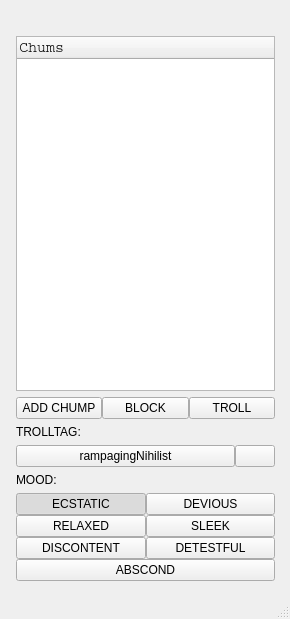
Before: the Qt Designer form themes/trollian2.5/ui/Main.ui in henry232323/Pesterchum, drawn with Qt 5.
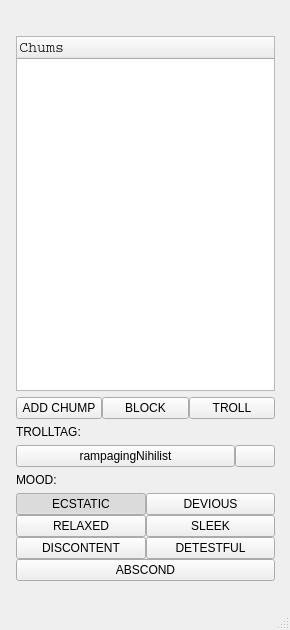
After: the same form once the commit is applied.

```diff
--- a/themes/trollian2.5/ui/Main.ui
+++ b/themes/trollian2.5/ui/Main.ui
@@ -7,7 +7,7 @@
     <x>0</x>
     <y>0</y>
     <width>290</width>
-    <height>619</height>
+    <height>630</height>
    </rect>
   </property>
   <property name="windowTitle">
```
Left out of the diff: 14 changed lines with no effect on the pictures.
